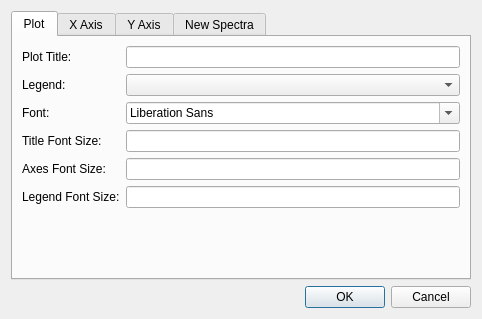
Old version of the form src/gui/ui_files/spectrum_plot_config.ui in the repository Ehlmann-research-group/WISER.
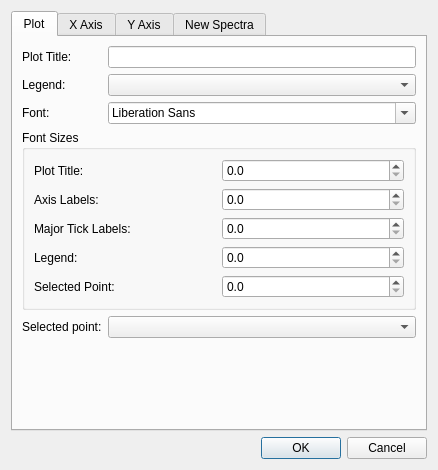
New version of the form.

Commit message: Multiple updates to spectrum plot and config UI

Diff of the .ui file:
```diff
--- a/src/gui/ui_files/spectrum_plot_config.ui
+++ b/src/gui/ui_files/spectrum_plot_config.ui
@@ -6,8 +6,8 @@
    <rect>
     <x>0</x>
     <y>0</y>
-    <width>482</width>
-    <height>319</height>
+    <width>438</width>
+    <height>470</height>
    </rect>
   </property>
   <property name="windowTitle">
@@ -34,10 +34,104 @@
        <string>Plot</string>
       </attribute>
       <layout class="QGridLayout" name="gridLayout_2">
-       <item row="0" column="0">
-        <widget class="QLabel" name="lbl_plot_title">
+       <item row="8" column="0" colspan="2">
+        <widget class="QGroupBox" name="groupBox">
+         <property name="title">
+          <string>Font Sizes</string>
+         </property>
+         <layout class="QGridLayout" name="gridLayout_10">
+          <item row="0" column="0">
+           <widget class="QLabel" name="lbl_title_font_size">
+            <property name="text">
+             <string>Plot Title:</string>
+            </property>
+            <property name="buddy">
+             <cstring>sbox_title_font_size</cstring>
+            </property>
+           </widget>
+          </item>
+          <item row="3" column="0">
+           <widget class="QLabel" name="lbl_legend_font_size">
+            <property name="text">
+             <string>Legend:</string>
+            </property>
+            <property name="buddy">
+             <cstring>sbox_legend_font_size</cstring>
+            </property>
+           </widget>
+          </item>
+          <item row="1" column="0">
+           <widget class="QLabel" name="lbl_axes_font_size">
+            <property name="text">
+             <string>Axis Labels:</string>
+            </property>
+            <property name="buddy">
+             <cstring>sbox_axes_font_size</cstring>
+            </property>
+           </widget>
+          </item>
+          <item row="4" column="0">
+           <widget class="QLabel" name="lbl_selection_font_size">
+            <property name="text">
+             <string>Selected Point:</string>
+            </property>
+            <property name="buddy">
+             <cstring>sbox_selection_font_size</cstring>
+            </property>
+           </widget>
+          </item>
+          <item row="2" column="0">
+           <widget class="QLabel" name="lbl_tick_font_size">
+            <property name="text">
+             <string>Major Tick Labels:</string>
+            </property>
+            <property name="buddy">
+             <cstring>sbox_tick_font_size</cstring>
+            </property>
+           </widget>
+          </item>
+          <item row="4" column="1">
+           <widget class="QDoubleSpinBox" name="sbox_selection_font_size">
+            <property name="decimals">
+             <number>1</number>
+            </property>
+           </widget>
+          </item>
+          <item row="3" column="1">
+           <widget class="QDoubleSpinBox" name="sbox_legend_font_size">
+            <property name="decimals">
+             <number>1</number>
+            </property>
+           </widget>
+          </item>
+          <item row="2" column="1">
+           <widget class="QDoubleSpinBox" name="sbox_tick_font_size">
+            <property name="decimals">
+             <number>1</number>
+            </property>
+           </widget>
+          </item>
+          <item row="1" column="1">
+           <widget class="QDoubleSpinBox" name="sbox_axes_font_size">
+            <property name="decimals">
+             <number>1</number>
+            </property>
+           </widget>
+          </item>
+          <item row="0" column="1">
+           <widget class="QDoubleSpinBox" name="sbox_title_font_size">
+            <property name="decimals">
+             <number>1</number>
+            </property>
+           </widget>
+          </item>
+         </layout>
+        </widget>
+       </item>
+       <item row="10" column="0">
+        <widget class="QLabel" name="lbl_selection_display">
          <property name="text">
-          <string>Plot Title:</string>
+          <string>Selected point:</string>
          </property>
          <property name="buddy">
           <cstring>ledit_plot_title</cstring>
@@ -54,18 +148,8 @@
          </property>
         </widget>
        </item>
-       <item row="7" column="0">
-        <spacer name="verticalSpacer_plot">
-         <property name="orientation">
-          <enum>Qt::Vertical</enum>
-         </property>
-         <property name="sizeHint" stdset="0">
-          <size>
-           <width>20</width>
-           <height>40</height>
-          </size>
-         </property>
-        </spacer>
+       <item row="0" column="1">
+        <widget class="QLineEdit" name="ledit_plot_title"/>
        </item>
        <item row="2" column="0">
         <widget class="QLabel" name="lbl_legend">
@@ -77,39 +161,6 @@
          </property>
         </widget>
        </item>
-       <item row="4" column="0">
-        <widget class="QLabel" name="lbl_title_font_size">
-         <property name="text">
-          <string>Title Font Size:</string>
-         </property>
-         <property name="buddy">
-          <cstring>ledit_title_font_size</cstring>
-         </property>
-        </widget>
-       </item>
-       <item row="5" column="0">
-        <widget class="QLabel" name="lbl_axes_font_size">
-         <property name="text">
-          <string>Axes Font Size:</string>
-         </property>
-         <property name="buddy">
-          <cstring>ledit_axes_font_size</cstring>
-         </property>
-        </widget>
-       </item>
-       <item row="6" column="0">
-        <widget class="QLabel" name="lbl_legend_font_size">
-         <property name="text">
-          <string>Legend Font Size:</string>
-         </property>
-         <property name="buddy">
-          <cstring>ledit_legend_font_size</cstring>
-         </property>
-        </widget>
-       </item>
-       <item row="0" column="1">
-        <widget class="QLineEdit" name="ledit_plot_title"/>
-       </item>
        <item row="2" column="1">
         <widget class="QComboBox" name="cbox_legend"/>
        </item>
@@ -125,21 +176,31 @@
          </property>
         </widget>
        </item>
-       <item row="4" column="1">
-        <widget class="QLineEdit" name="ledit_title_font_size">
-         <property name="minimumSize">
+       <item row="0" column="0">
+        <widget class="QLabel" name="lbl_plot_title">
+         <property name="text">
+          <string>Plot Title:</string>
+         </property>
+         <property name="buddy">
+          <cstring>ledit_plot_title</cstring>
+         </property>
+        </widget>
+       </item>
+       <item row="10" column="1">
+        <widget class="QComboBox" name="cbox_selection_display"/>
+       </item>
+       <item row="11" column="0" colspan="2">
+        <spacer name="verticalSpacer_plot">
+         <property name="orientation">
+          <enum>Qt::Vertical</enum>
+         </property>
+         <property name="sizeHint" stdset="0">
           <size>
-           <width>64</width>
-           <height>0</height>
+           <width>20</width>
+           <height>40</height>
           </size>
          </property>
-        </widget>
-       </item>
-       <item row="5" column="1">
-        <widget class="QLineEdit" name="ledit_axes_font_size"/>
-       </item>
-       <item row="6" column="1">
-        <widget class="QLineEdit" name="ledit_legend_font_size"/>
+        </spacer>
        </item>
       </layout>
      </widget>
```
Left out of the diff: 351 changed lines with no effect on the pictures. The commit also changes 2 other files.
